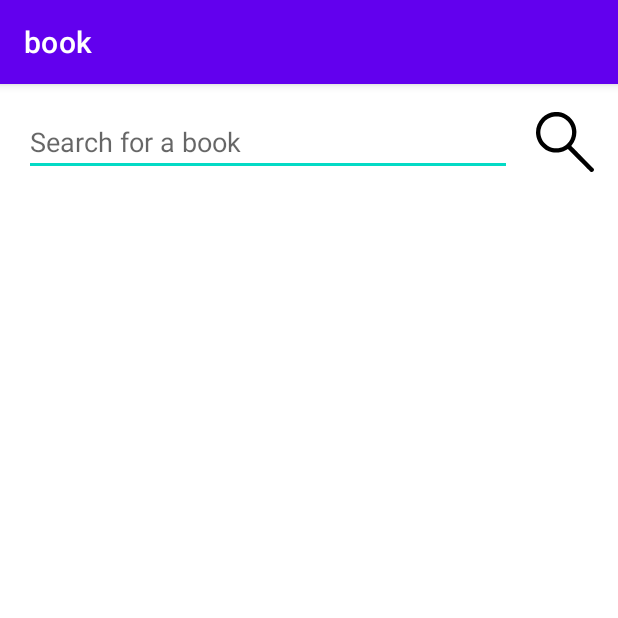
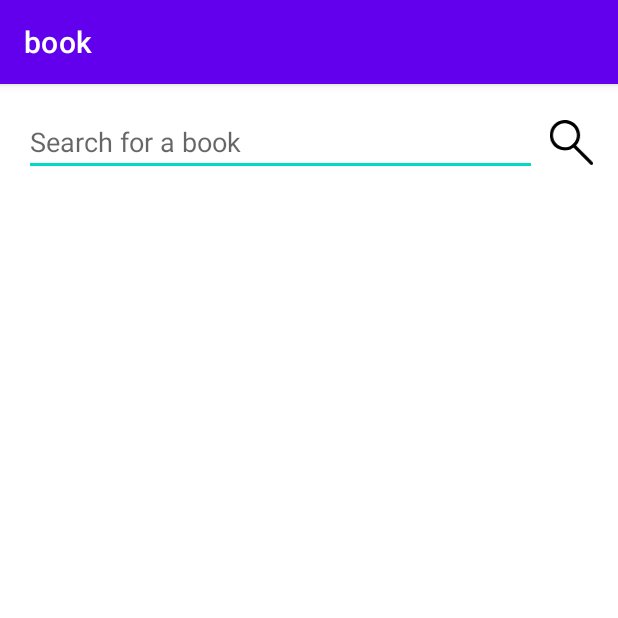
Before and after one commit to HanDongWook/SearchBookGoogleApi, an Android app: the screen it shows after launch (MainActivity), on a phone screen of 412 x 824 dp, the top half of it. Run offline under Robolectric (Android 15) with nearby library versions, the phone set to English and light mode, and no system bars; pictures from the network do not load.

```diff
--- a/app/src/main/java/com/google/book/ui/bookdetail/BookDetailFragment.kt
+++ b/app/src/main/java/com/google/book/ui/bookdetail/BookDetailFragment.kt
@@ -4,6 +4,7 @@ import android.os.Bundle
 import android.view.LayoutInflater
 import android.view.View
 import android.view.ViewGroup
+import androidx.core.content.ContextCompat
 import androidx.navigation.fragment.navArgs
 import com.bumptech.glide.Glide
 import com.google.book.R
@@ -48,6 +49,7 @@ internal class BookDetailFragment : BaseFragment<FragmentBookDetailBinding, Book
                         .with(requireContext())
                         .load(imgLink)
                         .centerCrop()
+                        .error(ContextCompat.getDrawable(requireContext(), R.drawable.book_cover_not_found))
                         .into(binding.thumbnail)
                 }
             }
--- a/app/src/main/java/com/google/book/ui/searchbook/SearchBookListAdapter.kt
+++ b/app/src/main/java/com/google/book/ui/searchbook/SearchBookListAdapter.kt
@@ -4,6 +4,7 @@ import android.content.Context
 import android.view.LayoutInflater
 import android.view.View
 import android.view.ViewGroup
+import androidx.core.content.ContextCompat
 import androidx.recyclerview.widget.DiffUtil
 import androidx.recyclerview.widget.ListAdapter
 import androidx.recyclerview.widget.RecyclerView
@@ -74,6 +75,7 @@ internal class SearchBookViewHolder(
                     .with(context)
                     .load(item.volumeInfo.imageLinks.smallThumbnail)
                     .centerCrop()
+                    .error(ContextCompat.getDrawable(context, R.drawable.book_cover_not_found))
                     .into(thumbnail)
             }
 
--- a/app/src/main/java/com/google/book/ui/searchbook/SearchBookViewModel.kt
+++ b/app/src/main/java/com/google/book/ui/searchbook/SearchBookViewModel.kt
@@ -1,6 +1,5 @@
 package com.google.book.ui.searchbook
 
-import android.util.Log
 import androidx.lifecycle.LiveData
 import androidx.lifecycle.MutableLiveData
 import androidx.lifecycle.viewModelScope
@@ -28,7 +27,6 @@ internal class SearchBookViewModel(
     val bookList: LiveData<List<BookItem>> = bookListLiveData
 
     private val queryLiveData = MutableLiveData("")
-
     private val startIndexLiveData = MutableLiveData<Int>()
 
     val navigate = SingleLiveEvent<Navigate>()
@@ -36,7 +34,6 @@ internal class SearchBookViewModel(
     val loading = MutableLiveData(false)
 
     fun fetch(query: String) {
-        Log.d("Test", "fetch call $query")
         viewModelScope.launch {
             saveParam(query, 0)
             list.clear()
--- a/app/src/main/res/layout/fragment_search_book.xml
+++ b/app/src/main/res/layout/fragment_search_book.xml
@@ -11,7 +11,7 @@
         android:id="@+id/search_bar"
         android:layout_width="0dp"
         android:layout_height="wrap_content"
-        android:layout_marginEnd="16dp"
+        android:layout_marginEnd="8dp"
         android:hint="@string/search_hint"
         app:layout_constraintEnd_toStartOf="@+id/icon_search"
         app:layout_constraintStart_toStartOf="parent"
@@ -19,8 +19,8 @@
 
     <ImageView
         android:id="@+id/icon_search"
-        android:layout_width="wrap_content"
-        android:layout_height="wrap_content"
+        android:layout_width="30dp"
+        android:layout_height="30dp"
         android:src="@drawable/ic__magnifier"
         app:layout_constraintBottom_toBottomOf="@+id/search_bar"
         app:layout_constraintEnd_toEndOf="parent"
```
Also changed, not shown: app/src/main/java/com/google/book/ui/searchbook/SearchBookFragment.kt (+9 -8 lines).
